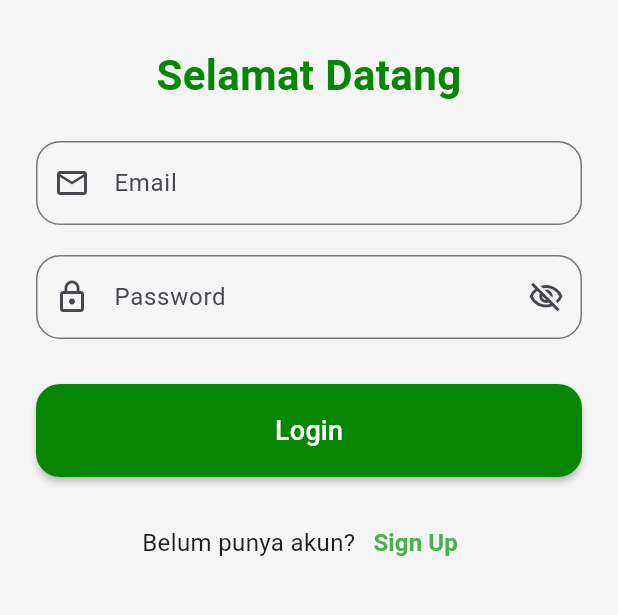
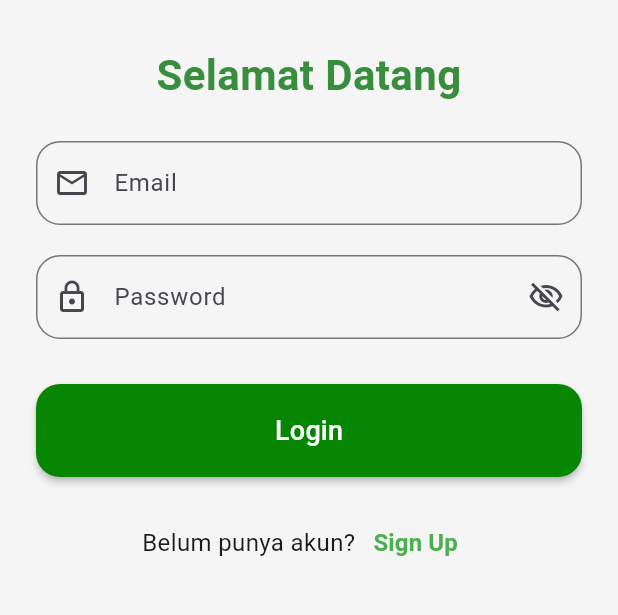
Before and after one commit to rynn26/bicopi, a Flutter app: the screen it shows after launch, on a phone screen of 412 x 824 dp, the part 441-1056 px from its top. Run offline on Flutter 3.47's test engine with Material 3 defaults, Android fonts, the light colour scheme and no system bars; our stand-ins replace carousel_slider, device_preview, google_fonts, image_picker, supabase_flutter, webview_flutter; accounts and stored records are empty.

Commit message:
perubahan poster iklan

```diff
--- a/bichopi_mobile/lib/login.dart
+++ b/bichopi_mobile/lib/login.dart
@@ -127,7 +127,7 @@ class _LoginScreenState extends State<LoginScreen> {
                       style: TextStyle(
                         fontSize: 28,
                         fontWeight: FontWeight.bold,
-                        color: Color(0xFF078603),
+                        color: Colors.green.shade700,
                       ),
                     ),
                     const SizedBox(height: 24),
@@ -144,7 +144,7 @@ class _LoginScreenState extends State<LoginScreen> {
                         focusedBorder: OutlineInputBorder(
                           borderRadius: BorderRadius.circular(16),
                           borderSide:
-                              BorderSide(color:Color(0xFF078603), width: 2),
+                              BorderSide(color: Colors.green.shade600, width: 2),
                         ),
                         contentPadding: const EdgeInsets.symmetric(
                             vertical: 16, horizontal: 16),
@@ -175,7 +175,7 @@ class _LoginScreenState extends State<LoginScreen> {
                         focusedBorder: OutlineInputBorder(
                           borderRadius: BorderRadius.circular(16),
                           borderSide:
-                              BorderSide(color: Color(0xFF078603), width: 2),
+                              BorderSide(color: Colors.green.shade600, width: 2),
                         ),
                         contentPadding: const EdgeInsets.symmetric(
                             vertical: 16, horizontal: 16),
@@ -204,7 +204,7 @@ class _LoginScreenState extends State<LoginScreen> {
                     ElevatedButton(
                       onPressed: _isLoggingIn ? null : _login,
                       style: ElevatedButton.styleFrom(
-                        backgroundColor:Color(0xFF078603),
+                        backgroundColor:  Color(0xFF078603),
                         padding: const EdgeInsets.symmetric(vertical: 18),
                         shape: RoundedRectangleBorder(
                           borderRadius: BorderRadius.circular(16),
--- a/bichopi_mobile/lib/main.dart
+++ b/bichopi_mobile/lib/main.dart
@@ -578,9 +578,9 @@ Widget _buildTopBar(BuildContext context) {
 
 Widget _buildCarousel() {
   final List<String> imageList = [
-    "assets/paketramadhan.jpg",
-    "assets/paketb.jpg",
-    "assets/bicopi.jpg",
+    "assets/paketramadhan.png",
+    "assets/pakethebat.png",
+
   ];
 
   return Padding(
--- a/bichopi_mobile/pubspec.yaml
+++ b/bichopi_mobile/pubspec.yaml
@@ -109,7 +109,7 @@ flutter:
     - assets/sempol.png
     - assets/pisang_kipas.png
     - assets/tahu.png
-    - assets/paketramadhan.jpg
+    - assets/paketramadhan.png
     - assets/paketb.jpg
     - assets/bicopi.jpg
     - assets/animasi.json
@@ -126,10 +126,12 @@ flutter:
 
 
 
+
     - assets/icon_miee.png
     - assets/icon_minuman1.png
     - assets/icon_snack1.png
     - assets/icon_paket1.png
+    - assets/pakethebat.png
 
 
 
```
Also changed, not shown: bichopi_mobile/lib/register.dart (+13 -4 lines), bichopi_mobile/assets/pakethebat.png (added), bichopi_mobile/assets/paketparu.png (added), bichopi_mobile/assets/paketramadhan.jpg (deleted), bichopi_mobile/assets/paketramadhan.png (added).
